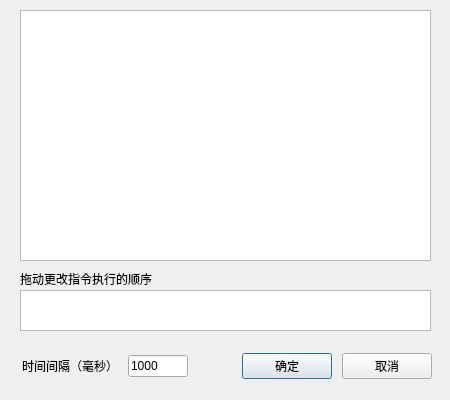
Qt form CommandScriptDialog.ui (AndroidCoderPeng/SerialPortDebugger) before a commit.
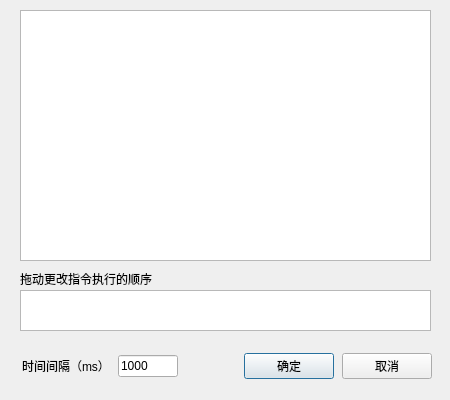
The same form after that commit.

Commit message: feat(CommandScriptDialog): 更新时间间隔标签文本为缩写，调整输入框验证器和布局间距

The edit to the form file:
```diff
--- a/CommandScriptDialog.ui
+++ b/CommandScriptDialog.ui
@@ -52,12 +52,12 @@
    </property>
    <layout class="QHBoxLayout" name="horizontalLayout">
     <property name="spacing">
-     <number>10</number>
+     <number>8</number>
     </property>
     <item>
      <widget class="QLabel" name="label_2">
       <property name="text">
-       <string>时间间隔（毫秒）</string>
+       <string>时间间隔（ms）</string>
       </property>
      </widget>
     </item>
```
The commit also changes 4 other files.
